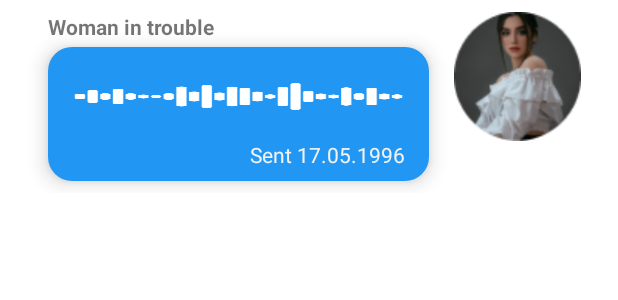
After one commit to BelikJuliya/HackZurich, an Android app: the layout item_audio_message.xml on its own in the app's theme, with its tools: preview values and no code run, on a phone screen of 412 x 824 dp. The commit adds this screen. Shown: the top 300 px of the screen. Run offline under Robolectric (Android 15) with nearby library versions, the phone set to English and light mode, and no system bars.

Commit message:
Audio message stub

```diff
--- a/app/src/main/java/com/example/hackzurich/domain/Enums.kt
+++ b/app/src/main/java/com/example/hackzurich/domain/Enums.kt
@@ -1,5 +1,5 @@
 package com.example.hackzurich.domain
 
 enum class BaseModelPayload {
-    MESSAGE
+    MESSAGE, IMAGE, IS_AUDIO
 }
--- a/app/src/main/java/com/example/hackzurich/domain/model/UserMessage.kt
+++ b/app/src/main/java/com/example/hackzurich/domain/model/UserMessage.kt
@@ -6,7 +6,7 @@ import com.example.hackzurich.domain.BaseModelPayload
 data class UserMessage(
     val message: String? = null,
     val image: String? = null,
-    val bitmap: Bitmap? = null
+    val bitmap: Bitmap? = null,
 ): BaseModel {
 
     override fun isIdDiff(other: BaseModel): Boolean {
@@ -26,6 +26,8 @@ data class UserMessage(
             return payloads
         if (other.message != this.message)
             payloads.add(BaseModelPayload.MESSAGE)
+        if (other.image != this.image)
+            payloads.add(BaseModelPayload.IMAGE)
         return payloads
     }
 }
--- a/app/src/main/java/com/example/hackzurich/presentation/ChatBotAdapter.kt
+++ b/app/src/main/java/com/example/hackzurich/presentation/ChatBotAdapter.kt
@@ -1,14 +1,15 @@
 package com.example.hackzurich.presentation
 
 import com.example.hackzurich.base.BaseRecyclerAdapter
+import com.example.hackzurich.presentation.delegates.AudioDelegate
 import com.example.hackzurich.presentation.delegates.BotMessageDelegate
 import com.example.hackzurich.presentation.delegates.UserMessageDelegate
 
 class ChatBotAdapter(
-//    saveCurrency: (event: CurrencyDomainModel) -> Unit = {},
 ) : BaseRecyclerAdapter(
     listOf(
         BotMessageDelegate(),
-        UserMessageDelegate()
+        UserMessageDelegate(),
+        AudioDelegate()
     )
 )
--- /dev/null
+++ b/app/src/main/res/layout/item_audio_message.xml
@@ -0,0 +1,94 @@
+<?xml version="1.0" encoding="utf-8"?>
+<androidx.constraintlayout.widget.ConstraintLayout xmlns:android="http://schemas.android.com/apk/res/android"
+    xmlns:app="http://schemas.android.com/apk/res-auto"
+    xmlns:tools="http://schemas.android.com/tools"
+    android:layout_width="match_parent"
+    android:layout_height="wrap_content"
+    android:layout_marginHorizontal="16dp"
+    android:layout_marginVertical="8dp">
+
+    <TextView
+        android:id="@+id/user_name"
+        android:layout_width="wrap_content"
+        android:layout_height="wrap_content"
+        android:layout_marginBottom="4dp"
+        android:text="Woman in trouble"
+        android:textStyle="bold"
+        app:layout_constraintBottom_toTopOf="@id/cv_bot_message"
+        app:layout_constraintStart_toStartOf="@+id/cv_bot_message"
+        app:layout_constraintTop_toTopOf="parent" />
+
+    <ImageView
+        android:id="@+id/avatar"
+        android:layout_width="0dp"
+        android:layout_height="86dp"
+        android:layout_marginEnd="8dp"
+        app:layout_constraintDimensionRatio="1:1"
+        app:layout_constraintEnd_toEndOf="parent"
+        app:layout_constraintTop_toTopOf="parent"
+        app:srcCompat="@drawable/user_avatar" />
+
+
+    <androidx.cardview.widget.CardView
+        android:id="@+id/cv_bot_message"
+        android:layout_width="0dp"
+        android:layout_height="wrap_content"
+        android:layout_marginHorizontal="16dp"
+        android:layout_marginBottom="8dp"
+        app:cardBackgroundColor="@color/gray"
+        app:cardCornerRadius="16dp"
+        app:cardElevation="8dp"
+        app:layout_constraintBottom_toBottomOf="parent"
+        app:layout_constraintEnd_toStartOf="@id/avatar"
+        app:layout_constraintStart_toStartOf="parent"
+        app:layout_constraintTop_toBottomOf="@+id/user_name">
+
+        <androidx.constraintlayout.widget.ConstraintLayout
+            android:layout_width="match_parent"
+            android:layout_height="match_parent"
+            android:background="@color/purple_700">
+
+
+            <ImageView
+                android:id="@+id/ivPicture"
+                android:layout_width="match_parent"
+                android:layout_height="wrap_content"
+                android:layout_margin="8dp"
+                android:maxHeight="100dp"
+                android:scaleType="fitXY"
+                android:src="@drawable/audio_message"
+                app:layout_constraintBottom_toBottomOf="parent"
+                app:layout_constraintEnd_toEndOf="parent"
+                app:layout_constraintHeight_max="50dp"
+                app:layout_constraintStart_toStartOf="parent"
+                app:layout_constraintTop_toTopOf="parent"
+                app:layout_constraintVertical_bias="0"
+                app:tint="@color/white" />
+
+            <TextView
+                android:id="@+id/message_date"
+                android:layout_width="wrap_content"
+                android:layout_height="wrap_content"
+                android:layout_marginHorizontal="16dp"
+                android:layout_marginTop="4dp"
+                android:layout_marginBottom="8dp"
+                android:textColor="@color/gray"
+                app:layout_constraintBottom_toBottomOf="parent"
+                app:layout_constraintEnd_toEndOf="parent"
+                app:layout_constraintHorizontal_bias="1"
+                app:layout_constraintStart_toStartOf="parent"
+                app:layout_constraintTop_toBottomOf="@id/barrier"
+                tools:text="Sent 17.05.1996" />
+
+            <androidx.constraintlayout.widget.Barrier
+                android:id="@+id/barrier"
+                android:layout_width="match_parent"
+                android:layout_height="wrap_content"
+                app:barrierDirection="bottom"
+                app:constraint_referenced_ids="ivPicture, tv_user_message" />
+
+        </androidx.constraintlayout.widget.ConstraintLayout>
+
+    </androidx.cardview.widget.CardView>
+
+</androidx.constraintlayout.widget.ConstraintLayout>
```
Also changed, not shown: app/src/main/java/com/example/hackzurich/domain/model/AudioMessage.kt (added, +22 -0 lines), app/src/main/java/com/example/hackzurich/presentation/MainActivity.kt (+15 -6 lines), app/src/main/java/com/example/hackzurich/presentation/MessageViewModel.kt (+15 -8 lines), app/src/main/java/com/example/hackzurich/presentation/delegates/AudioDelegate.kt (added, +40 -0 lines), app/src/main/java/com/example/hackzurich/presentation/delegates/UserMessageDelegate.kt (+9 -6 lines), app/src/main/res/drawable/ic_micro.xml (added, +9 -0 lines), app/src/main/res/drawable/ic_microphone.xml (added, +12 -0 lines), app/src/main/res/drawable/audio_message.png (added).
